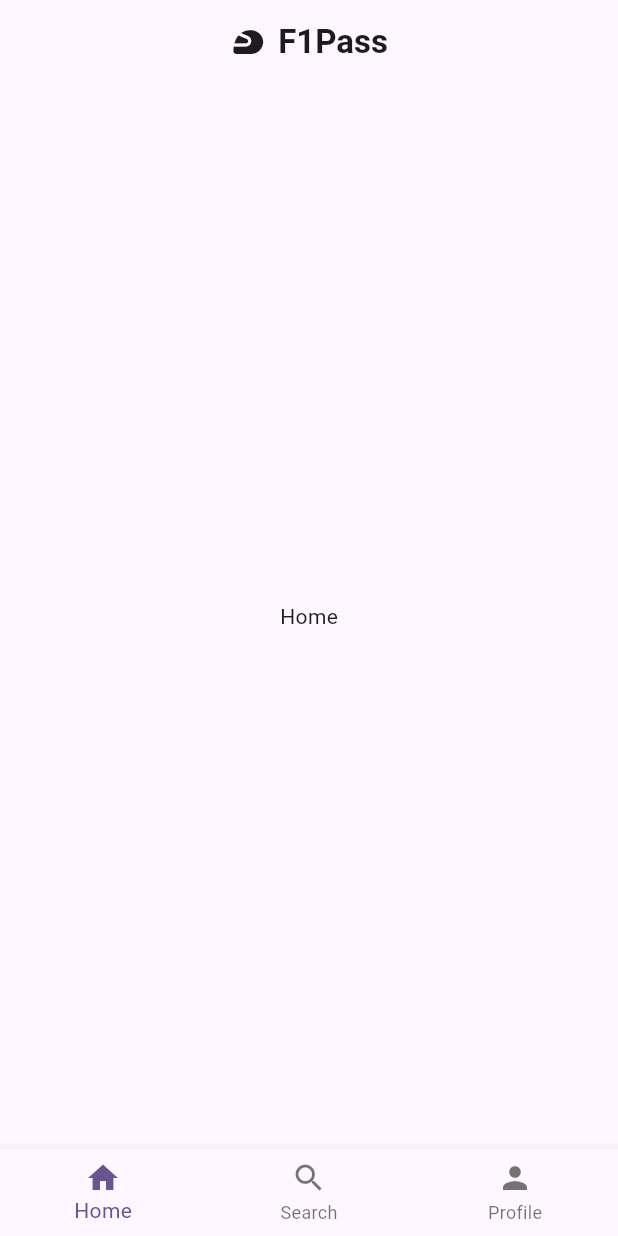
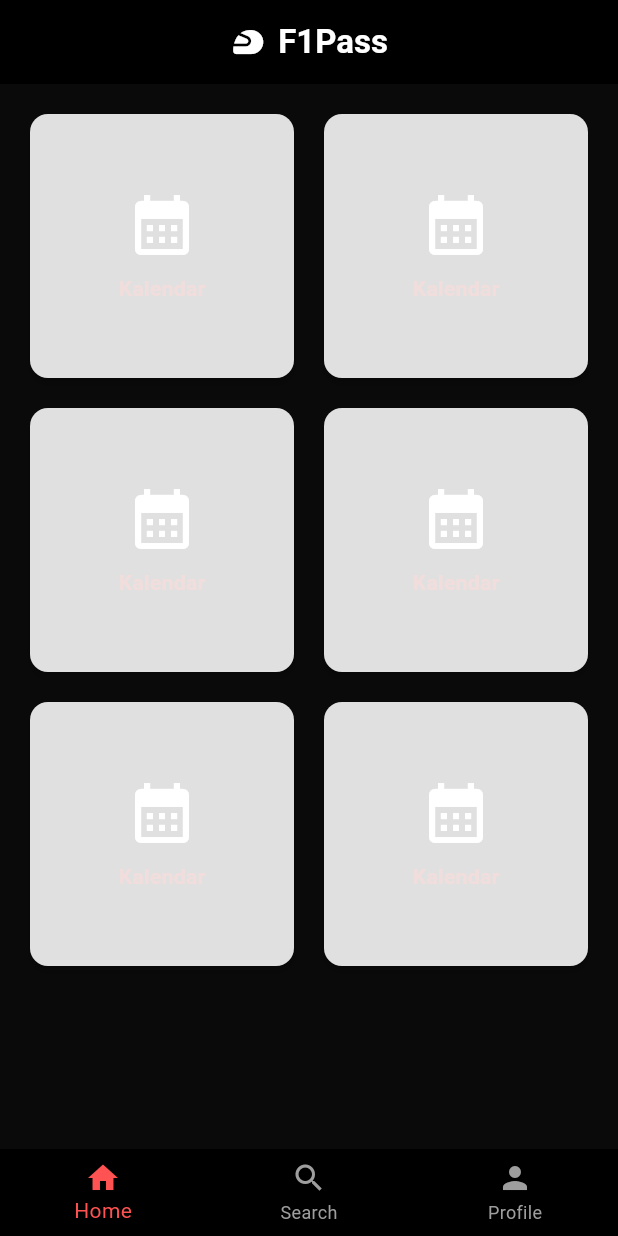
Before and after one commit to KrsticStrahinja7/MIT-Strahinja-Krsti-IT38-2023-, a Flutter app: the screen it shows after launch, on a phone screen of 412 x 824 dp. Run offline on Flutter 3.47's test engine with Material 3 defaults, Android fonts, the phone set to English and light mode, and no system bars.

Commit message:
Screen-ovi kao posebni fajlovi, promena boja

```diff
--- a/lib/main.dart
+++ b/lib/main.dart
@@ -1,4 +1,8 @@
 import 'package:flutter/material.dart';
+import 'screens/kalendar_screen.dart';
+import 'screens/home_screen.dart';
+import 'screens/search_screen.dart';
+import 'screens/profile_screen.dart';
 
 void main() {
   runApp(const MyApp());
@@ -12,8 +16,25 @@ class MyApp extends StatelessWidget {
     return MaterialApp(
       title: 'F1Pass',
       theme: ThemeData(
-        colorScheme: ColorScheme.fromSeed(seedColor: Colors.deepPurple),
         useMaterial3: true,
+        colorScheme: ColorScheme.fromSeed(
+          seedColor: Colors.red,
+          brightness: Brightness.dark,
+        ),
+        scaffoldBackgroundColor: const Color(0xFF0A0A0A),
+        appBarTheme: const AppBarTheme(
+          backgroundColor: Colors.black,
+          foregroundColor: Colors.white,
+          elevation: 0,
+        ),
+        bottomNavigationBarTheme: const BottomNavigationBarThemeData(
+          backgroundColor: Colors.black,
+          selectedItemColor: Colors.redAccent,
+          unselectedItemColor: Colors.grey,
+          showUnselectedLabels: true,
+          type: BottomNavigationBarType.fixed,
+        ),
+        cardColor: const Color(0xFF121212),
       ),
       home: const RootScreen(),
     );
@@ -31,24 +52,17 @@ class _RootScreenState extends State<RootScreen> {
   int _index = 0;
 
   final List<Widget> _pages = const [
-    _HomePage(),
-    _SearchPage(),
-    _ProfilePage(),
+    HomeScreen(),
+    SearchScreen(),
+    ProfileScreen(),
   ];
 
-  final List<String> _titles = const [
-    'Home',
-    'Search',
-    'Profile',
-  ];
+  final List<String> _titles = const ['Home', 'Search', 'Profile'];
 
   @override
   Widget build(BuildContext context) {
     return Scaffold(
-      appBar: AppBar(
-        title: const _LogoTitle(),
-        centerTitle: true,
-      ),
+      appBar: AppBar(title: const _LogoTitle(), centerTitle: true),
       body: _pages[_index],
       bottomNavigationBar: BottomNavigationBar(
         currentIndex: _index,
@@ -63,33 +77,6 @@ class _RootScreenState extends State<RootScreen> {
   }
 }
 
-class _HomePage extends StatelessWidget {
-  const _HomePage();
-
-  @override
-  Widget build(BuildContext context) {
-    return const Center(child: Text('Home'));
-  }
-}
-
-class _SearchPage extends StatelessWidget {
-  const _SearchPage();
-
-  @override
-  Widget build(BuildContext context) {
-    return const Center(child: Text('Search'));
-  }
-}
-
-class _ProfilePage extends StatelessWidget {
-  const _ProfilePage();
-
-  @override
-  Widget build(BuildContext context) {
-    return const Center(child: Text('Profile'));
-  }
-}
-
 class _LogoTitle extends StatelessWidget {
   const _LogoTitle();
 
@@ -100,10 +87,7 @@ class _LogoTitle extends StatelessWidget {
       children: const [
         Icon(Icons.sports_motorsports, size: 24),
         SizedBox(width: 8),
-        Text(
-          'F1Pass',
-          style: TextStyle(fontWeight: FontWeight.w600),
-        ),
+        Text('F1Pass', style: TextStyle(fontWeight: FontWeight.w600)),
       ],
     );
   }
--- /dev/null
+++ b/lib/screens/home_screen.dart
@@ -0,0 +1,51 @@
+import 'package:flutter/material.dart';
+import 'kalendar_screen.dart';
+
+class HomeScreen extends StatelessWidget {
+  const HomeScreen({super.key});
+
+  @override
+  Widget build(BuildContext context) {
+    final items = List.generate(6, (i) => 'Stavka ${i + 1}');
+    return GridView.builder(
+      padding: const EdgeInsets.all(16),
+      gridDelegate: const SliverGridDelegateWithFixedCrossAxisCount(
+        crossAxisCount: 2,
+        crossAxisSpacing: 12,
+        mainAxisSpacing: 12,
+        childAspectRatio: 1,
+      ),
+      itemCount: items.length,
+      itemBuilder: (context, index) {
+        return InkWell(
+          onTap: () {
+            Navigator.of(context).push(
+              MaterialPageRoute(builder: (_) => const KalendarScreen()),
+            );
+          },
+          child: Card(
+            elevation: 2,
+            clipBehavior: Clip.antiAlias,
+            child: Stack(
+              fit: StackFit.expand,
+              children: [
+                Container(color: Colors.grey.shade300),
+                Column(
+                  mainAxisAlignment: MainAxisAlignment.center,
+                  children: const [
+                    Icon(Icons.calendar_month, size: 48),
+                    SizedBox(height: 8),
+                    Text(
+                      'Kalendar',
+                      style: TextStyle(fontWeight: FontWeight.w600),
+                    ),
+                  ],
+                ),
+              ],
+            ),
+          ),
+        );
+      },
+    );
+  }
+}
--- /dev/null
+++ b/lib/screens/kalendar_screen.dart
@@ -0,0 +1,15 @@
+import 'package:flutter/material.dart';
+
+class KalendarScreen extends StatelessWidget {
+  const KalendarScreen({super.key});
+
+  @override
+  Widget build(BuildContext context) {
+    return Scaffold(
+      appBar: AppBar(title: const Text('Kalendar')),
+      body: const Center(
+        child: Text('Ovde ide sadržaj kalendara'),
+      ),
+    );
+  }
+}
--- /dev/null
+++ b/lib/screens/profile_screen.dart
@@ -0,0 +1,10 @@
+import 'package:flutter/material.dart';
+
+class ProfileScreen extends StatelessWidget {
+  const ProfileScreen({super.key});
+
+  @override
+  Widget build(BuildContext context) {
+    return const Center(child: Text('Profile'));
+  }
+}
--- /dev/null
+++ b/lib/screens/search_screen.dart
@@ -0,0 +1,10 @@
+import 'package:flutter/material.dart';
+
+class SearchScreen extends StatelessWidget {
+  const SearchScreen({super.key});
+
+  @override
+  Widget build(BuildContext context) {
+    return const Center(child: Text('Search'));
+  }
+}
```
